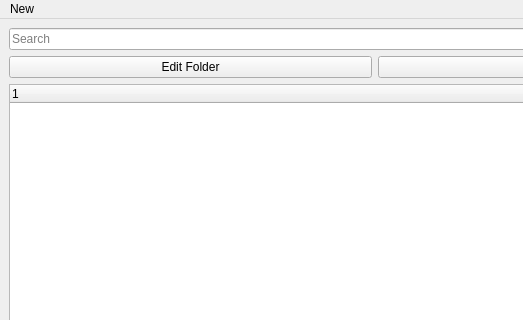
The window that ui_files/vault/vault.ui (Sarim-K/password-manager) describes before a commit, drawn with Qt 5; both pictures show x 0 to 523 and y 0 to 320 of the 750 by 800 pixel window.
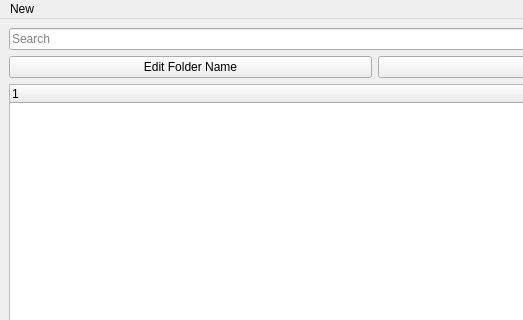
The same window after the commit.

What changed in the file:
```diff
--- a/ui_files/vault/vault.ui
+++ b/ui_files/vault/vault.ui
@@ -45,7 +45,7 @@
     <item row="1" column="0">
      <widget class="QPushButton" name="editFolderButton">
       <property name="text">
-       <string>Edit Folder</string>
+       <string>Edit Folder Name</string>
       </property>
      </widget>
     </item>
```
